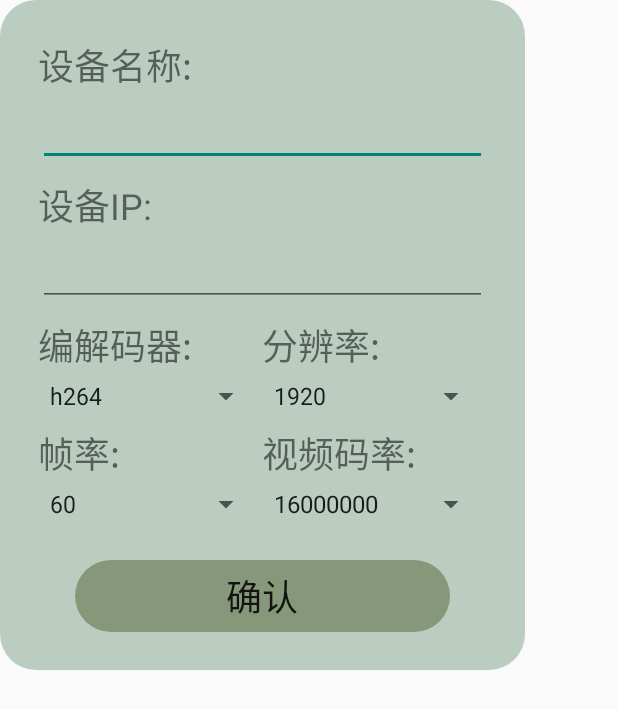
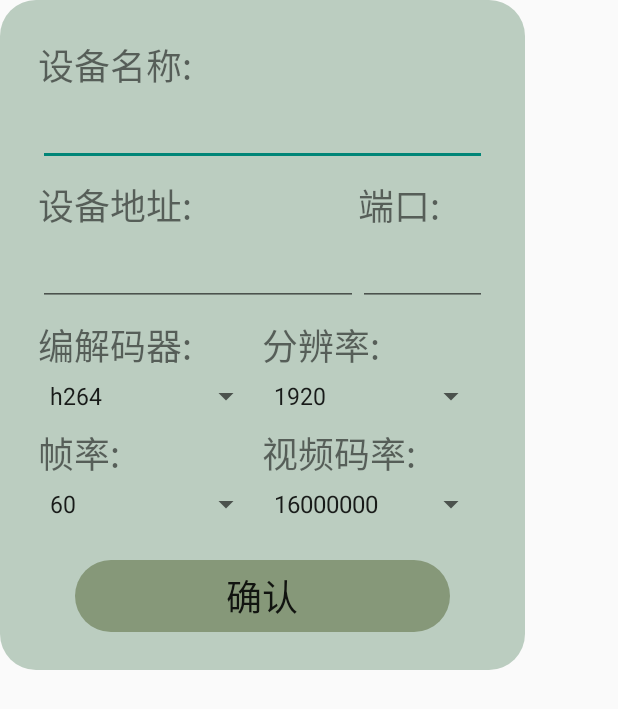
Before and after one commit to mingzhixian/Easycontrol, an Android app: the layout add_device.xml on its own in the app's theme, with its tools: preview values and no code run, on a phone screen of 412 x 824 dp. Shown: the top 709 px of the screen. Run offline under Robolectric (Android 15) with nearby library versions, the phone set to English and light mode, and no system bars.

Commit message:
修bug，支持域名地址，支持修改端口

```diff
--- a/scrcpy_android/app/src/main/java/top/saymzx/scrcpy_android/Device.kt
+++ b/scrcpy_android/app/src/main/java/top/saymzx/scrcpy_android/Device.kt
@@ -1,3 +1,3 @@
 package top.saymzx.scrcpy_android
 
-class Device(val name: String, val ip: String, val videoCodec: String, val resolution: Int,val fps:Int,val videoBit:Int)
+class Device(val name: String, val address: String,val port:Int, val videoCodec: String, val resolution: Int,val fps:Int,val videoBit:Int)
--- a/scrcpy_android/app/src/main/res/layout/add_device.xml
+++ b/scrcpy_android/app/src/main/res/layout/add_device.xml
@@ -29,23 +29,55 @@
             android:layout_marginEnd="25dp"
             android:textSize="@dimen/middleFont" />
 
-        <TextView
+        <LinearLayout
             android:layout_width="match_parent"
             android:layout_height="wrap_content"
             android:layout_marginStart="25dp"
             android:layout_marginTop="8dp"
             android:layout_marginEnd="25dp"
-            android:text="设备IP:"
+            android:orientation="horizontal">
+
+            <LinearLayout
+                android:layout_width="0dp"
+                android:layout_height="wrap_content"
+                android:layout_weight="5"
+                android:orientation="vertical">
+
+                <TextView
+                    android:layout_width="match_parent"
+                    android:layout_height="wrap_content"
+                    android:text="设备地址:"
                     android:textSize="@dimen/largeFont" />
 
                 <EditText
-            android:id="@+id/add_device_ip"
+                    android:id="@+id/add_device_address"
                     android:layout_width="match_parent"
                     android:layout_height="wrap_content"
-            android:layout_marginStart="25dp"
                     android:layout_marginTop="4dp"
-            android:layout_marginEnd="25dp"
                     android:textSize="@dimen/middleFont" />
+            </LinearLayout>
+
+            <LinearLayout
+                android:layout_width="0dp"
+                android:layout_height="wrap_content"
+                android:layout_weight="2"
+                android:orientation="vertical">
+
+                <TextView
+                    android:layout_width="match_parent"
+                    android:layout_height="wrap_content"
+                    android:text="端口:"
+                    android:textSize="@dimen/largeFont" />
+
+                <EditText
+                    android:id="@+id/add_device_port"
+                    android:layout_width="match_parent"
+                    android:layout_height="wrap_content"
+                    android:layout_marginTop="4dp"
+                    android:textSize="@dimen/middleFont" />
+            </LinearLayout>
+
+        </LinearLayout>
 
         <LinearLayout
             android:layout_width="match_parent"
```
Also changed, not shown: scrcpy_android/app/build.gradle (+4 -4 lines), scrcpy_android/app/src/main/java/top/saymzx/scrcpy_android/DbHelper.kt (+41 -3 lines), scrcpy_android/app/src/main/java/top/saymzx/scrcpy_android/DeviceAdapter.kt (+13 -14 lines), scrcpy_android/app/src/main/java/top/saymzx/scrcpy_android/MainActivity.kt (+33 -21 lines), scrcpy_android/server/src/main/java/com/genymobile/scrcpy/ScreenEncoder.java (+0 -9 lines). Lines whose indentation alone changed are shown as unchanged.
